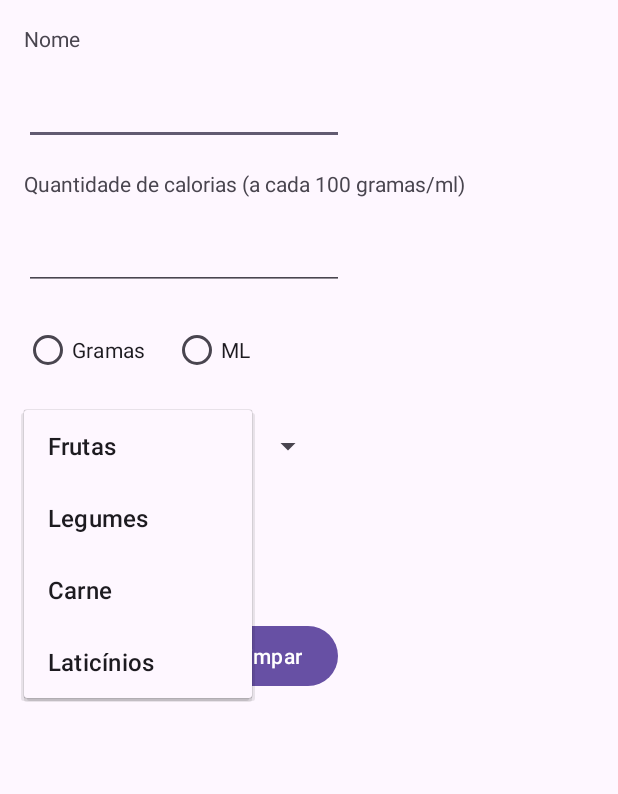
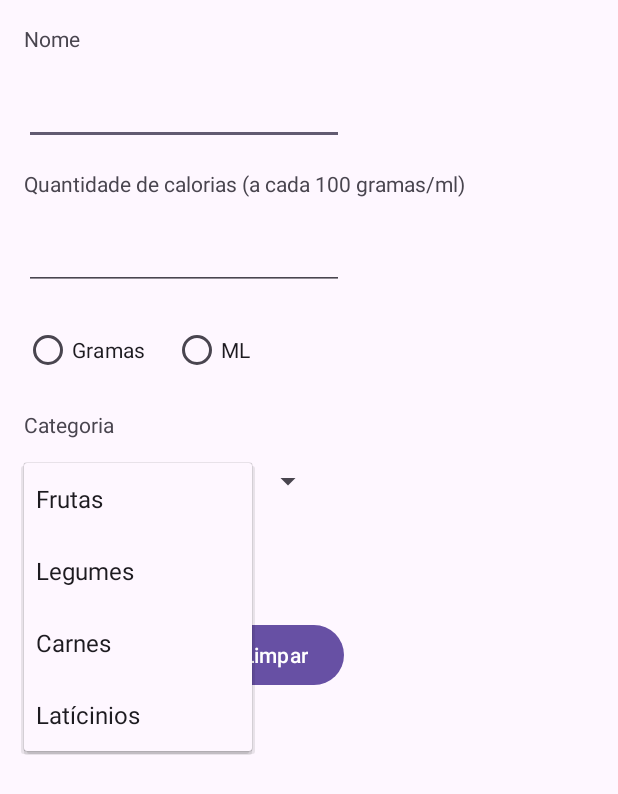
Before and after one commit to izasanches/diario-cal-app, an Android app: the screen it shows after launch (MainActivity), after a tap on "Frutas", on a phone screen of 412 x 824 dp. Shown: the top 794 px of the screen. Run offline under Robolectric (Android 15) with nearby library versions, the phone set to English and light mode, and no system bars.

Commit message:
feat: adjustments in spinner

```diff
--- a/app/src/main/java/com/projeto/diariocal/MainActivity.java
+++ b/app/src/main/java/com/projeto/diariocal/MainActivity.java
@@ -17,7 +17,6 @@ public class MainActivity extends AppCompatActivity {
 
     private EditText editTextNome, editTextQuantidade;
     private CheckBox cbAlimentoFresco;
-
     private RadioGroup radioGroupUnidadeMedida;
     private Spinner spinnerCategoria;
 
@@ -31,8 +30,6 @@ public class MainActivity extends AppCompatActivity {
         cbAlimentoFresco = findViewById(R.id.checkBoxAliFresco);
         radioGroupUnidadeMedida = findViewById(R.id.rgUnidadeMedida);
         spinnerCategoria = findViewById(R.id.spinnerCategoria);
-
-        popularSpinner();
     }
 
     private void popularSpinner() {
@@ -54,6 +51,7 @@ public class MainActivity extends AppCompatActivity {
         editTextQuantidade.setText(null);
         cbAlimentoFresco.setChecked(false);
         radioGroupUnidadeMedida.clearCheck();
+        spinnerCategoria.setSelection(0);
 
         editTextNome.requestFocus();
 
@@ -84,9 +82,11 @@ public class MainActivity extends AppCompatActivity {
             return;
         }
 
-        Toast.makeText(this,
-                          nome.trim() + " " + quantidade.trim(),
-                            Toast.LENGTH_SHORT).show();
+        if (spinnerCategoria.getSelectedItemPosition() < 0) {
+            Toast.makeText(this, R.string.erro_categoria, Toast.LENGTH_SHORT).show();
+            spinnerCategoria.requestFocus();
+            return;
+        }
 
     }
 }
--- a/app/src/main/res/layout/activity_main.xml
+++ b/app/src/main/res/layout/activity_main.xml
@@ -60,41 +60,6 @@
         app:layout_constraintStart_toStartOf="parent"
         app:layout_constraintTop_toBottomOf="@+id/textView2" />
 
-    <CheckBox
-        android:id="@+id/checkBoxAliFresco"
-        android:layout_width="wrap_content"
-        android:layout_height="wrap_content"
-        android:layout_marginStart="16dp"
-        android:layout_marginLeft="16dp"
-        android:layout_marginTop="16dp"
-        android:text="@string/alimento_fresco"
-        app:layout_constraintStart_toStartOf="parent"
-        app:layout_constraintTop_toBottomOf="@+id/spinnerCategoria" />
-
-    <Button
-        android:id="@+id/button3"
-        android:layout_width="wrap_content"
-        android:layout_height="wrap_content"
-        android:layout_marginStart="8dp"
-        android:layout_marginLeft="8dp"
-        android:layout_marginTop="28dp"
-        android:onClick="salvar"
-        android:text="@string/salvar"
-        app:layout_constraintStart_toStartOf="@+id/checkBoxAliFresco"
-        app:layout_constraintTop_toBottomOf="@+id/checkBoxAliFresco" />
-
-    <Button
-        android:id="@+id/button2"
-        android:layout_width="wrap_content"
-        android:layout_height="wrap_content"
-        android:layout_marginTop="28dp"
-        android:layout_marginEnd="4dp"
-        android:layout_marginRight="4dp"
-        android:onClick="limparCampos"
-        android:text="@string/limpar"
-        app:layout_constraintEnd_toEndOf="@+id/editTextQuantidade"
-        app:layout_constraintTop_toBottomOf="@+id/checkBoxAliFresco" />
-
     <RadioGroup
         android:id="@+id/rgUnidadeMedida"
         android:layout_width="wrap_content"
@@ -127,6 +92,49 @@
         android:layout_marginStart="16dp"
         android:layout_marginLeft="16dp"
         android:layout_marginTop="16dp"
+        android:entries="@array/categoria_itens"
+        app:layout_constraintStart_toStartOf="parent"
+        app:layout_constraintTop_toBottomOf="@+id/textView3" />
+
+    <Button
+        android:id="@+id/button2"
+        android:layout_width="wrap_content"
+        android:layout_height="wrap_content"
+        android:layout_marginTop="16dp"
+        android:onClick="limparCampos"
+        android:text="@string/limpar"
+        app:layout_constraintEnd_toEndOf="@+id/editTextQuantidade"
+        app:layout_constraintTop_toBottomOf="@+id/checkBoxAliFresco" />
+
+    <Button
+        android:id="@+id/button3"
+        android:layout_width="wrap_content"
+        android:layout_height="wrap_content"
+        android:layout_marginTop="16dp"
+        android:onClick="salvar"
+        android:text="@string/salvar"
+        app:layout_constraintStart_toStartOf="@+id/checkBoxAliFresco"
+        app:layout_constraintTop_toBottomOf="@+id/checkBoxAliFresco" />
+
+    <CheckBox
+        android:id="@+id/checkBoxAliFresco"
+        android:layout_width="wrap_content"
+        android:layout_height="wrap_content"
+        android:layout_marginStart="16dp"
+        android:layout_marginLeft="16dp"
+        android:layout_marginTop="16dp"
+        android:text="@string/alimento_fresco"
+        app:layout_constraintStart_toStartOf="parent"
+        app:layout_constraintTop_toBottomOf="@+id/spinnerCategoria" />
+
+    <TextView
+        android:id="@+id/textView3"
+        android:layout_width="wrap_content"
+        android:layout_height="wrap_content"
+        android:layout_marginStart="16dp"
+        android:layout_marginLeft="16dp"
+        android:layout_marginTop="16dp"
+        android:text="@string/categoria"
         app:layout_constraintStart_toStartOf="parent"
         app:layout_constraintTop_toBottomOf="@+id/rgUnidadeMedida" />
 
--- /dev/null
+++ b/app/src/main/res/values/arrays.xml
@@ -0,0 +1,8 @@
+<resources>
+    <string-array name="categoria_itens">
+        <item>@string/frutas</item>
+        <item>@string/legumes</item>
+        <item>@string/carnes</item>
+        <item>@string/laticinios</item>
+    </string-array>
+</resources>
--- a/app/src/main/res/values/strings.xml
+++ b/app/src/main/res/values/strings.xml
@@ -10,5 +10,11 @@
     <string name="ml">ML</string>
     <string name="gramas">Gramas</string>
     <string name="erro_unidade_medida">É necessário selecionar uma unidade de medida</string>
+    <string name="erro_categoria">É necessário selecionar uma categoria</string>
     <string name="salvar">Salvar</string>
+    <string name="categoria">Categoria</string>
+    <string name="frutas">Frutas</string>
+    <string name="legumes">Legumes</string>
+    <string name="carnes">Carnes</string>
+    <string name="laticinios">Latícinios</string>
 </resources>
```
